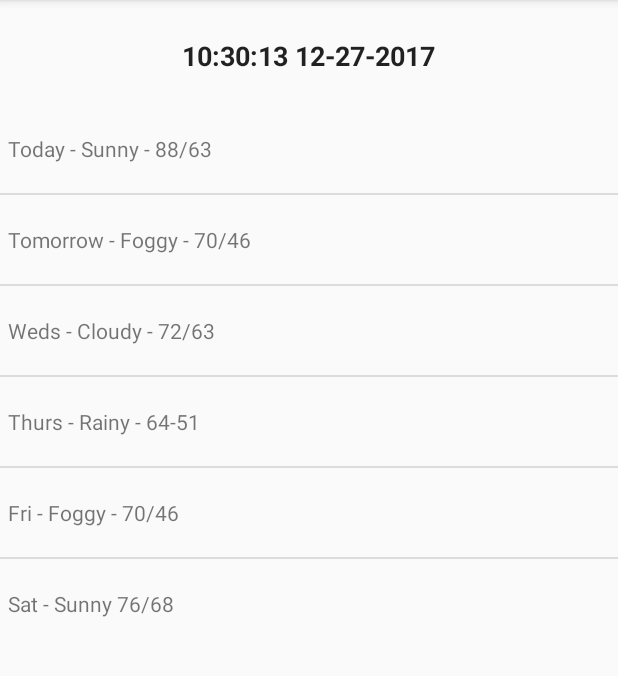
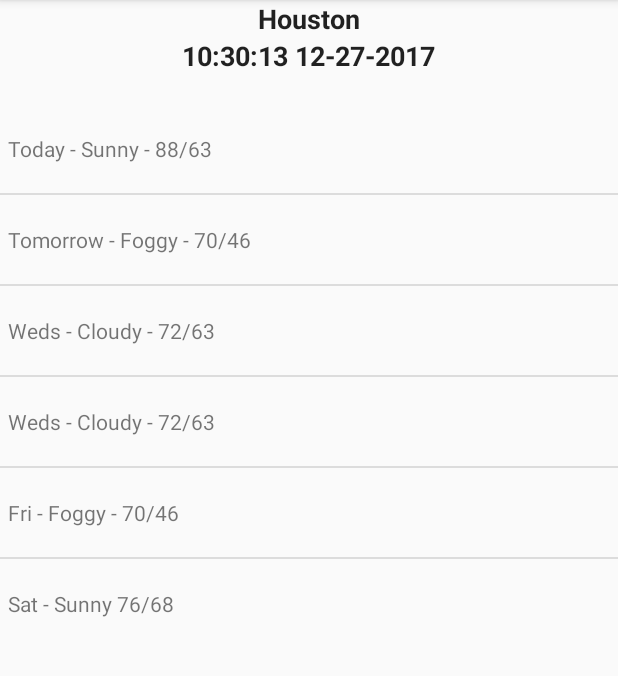
Before and after one commit to John-Sawicki/PhoneandTabletWeather, an Android app: the fragment ListFragment placed in its activity, in the options menu, after a tap on "Refresh", on a phone screen of 412 x 824 dp, the part 84-760 px from its top. Run offline under Robolectric (Android 15) with nearby library versions, the phone set to English and light mode, and no system bars.

Commit message:
saved all values on array. oncreate still causes duplicate values

```diff
--- a/app/src/main/java/app/cominjohnsawickitrkhp_identity_photo/linkedin/httpswww/phoneandtabletweather/ListFragment.java
+++ b/app/src/main/java/app/cominjohnsawickitrkhp_identity_photo/linkedin/httpswww/phoneandtabletweather/ListFragment.java
@@ -35,7 +35,7 @@ public class ListFragment extends Fragment {
                 "Today - Sunny - 88/63",
                 "Tomorrow - Foggy - 70/46",
                 "Weds - Cloudy - 72/63",
-                "Thurs - Rainy - 64-51",
+                "Weds - Cloudy - 72/63",
                 "Fri - Foggy - 70/46",
                 "Sat - Sunny 76/68"};
         List<String> weekForecast = new ArrayList<String>(Arrays.asList(weather));
--- a/app/src/main/java/app/cominjohnsawickitrkhp_identity_photo/linkedin/httpswww/phoneandtabletweather/MainActivity.java
+++ b/app/src/main/java/app/cominjohnsawickitrkhp_identity_photo/linkedin/httpswww/phoneandtabletweather/MainActivity.java
@@ -33,8 +33,10 @@ public class MainActivity extends AppCompatActivity {
     String url, zipCode ="77020", units="imperial";
     LinearLayout background;
     public String[] formattedString = new String[11];   //index 0-4 for detail and index 5-9 for list
-    SharedPreferences settings;
-    SharedPreferences.Editor editor;
+    public SharedPreferences settings;
+    public SharedPreferences.Editor editor;
+    SaveValues mSaveValues;
+    public boolean refreshed = false;
     @Override
     protected void onCreate(Bundle savedInstanceState) {
         settings = PreferenceManager.getDefaultSharedPreferences(getApplicationContext());
@@ -44,8 +46,8 @@ public class MainActivity extends AppCompatActivity {
         Log.d("start", "start");
         background =(LinearLayout)findViewById(R.id.background);
         mFragmentManager = getFragmentManager();
-        if(formattedString[0]==null) {  //only add the fragments the first time. after data is refreshed
-            Log.d("added  fragments", "index 0 is null");
+        if(!refreshed) {  //only add the fragments the first time. after data is refreshed
+            Log.d("added  fragments", "onCreate");
             mFragmentManager.beginTransaction().add(R.id.location_time_fragment, mLocationFragment).commit();
             mFragmentManager.beginTransaction().add(R.id.list_fragment, mListFragment).commit();
             mFragmentManager.beginTransaction().add(R.id.detail_fragment, mDetailFragment).commit();
@@ -73,6 +75,7 @@ public class MainActivity extends AppCompatActivity {
         @Override
         protected String[] doInBackground(String... strings) {
             String backGroundURL = strings[0];
+            refreshed= true;    //use formatted value strings
             try {
                 URL theURL = new URL(backGroundURL);
                 BufferedReader reader = new BufferedReader(new InputStreamReader(theURL.openConnection().getInputStream(), "UTF-8"));
@@ -138,25 +141,47 @@ public class MainActivity extends AppCompatActivity {
     protected void onPause() {  //save formatted string before the rotation
         super.onPause();
         Log.d("onPause", "onPause" );
-        if(formattedString[0]!=null) {
-            Log.d("test for null", "index 0 is not null");
+        if(refreshed) {
+            //mSaveValues.saveFormattedStrings(formattedString);  //saves values in shared pref
+            editor.putString("saved 0", formattedString[0]); // here string is the value you want to save
+            editor.putString("saved 1", formattedString[1]);
+            editor.putString("saved 2", formattedString[2]);
+            editor.putString("saved 3", formattedString[3]);
+            editor.putString("saved 4", formattedString[4]);
+            editor.putString("saved 5", formattedString[5]);
+            editor.putString("saved 6", formattedString[6]);
+            editor.putString("saved 7", formattedString[7]);
+            editor.putString("saved 8", formattedString[8]);
+            editor.putString("saved 9", formattedString[9]);
+            editor.putString("saved 10", formattedString[10]);
+            editor.putBoolean("refreshed",refreshed);
+            editor.commit();
+            Log.d("onPause index 0", settings.getString("saved 0", "Houston"));
         }
-        for(int i =0; i<formattedString.length; i++){
-            editor.putString("saved 6", formattedString[6]); // here string is the value you want to save
-        }
-        editor.commit();
     }
-
     @Override
     protected void onResume() {//clear arrayList and add values from formattedString
         super.onResume();
         //update if values are not null. when the program is first started array is empty and listFragment values are used
         Log.d("onResume", "onResume" );
-        Log.d("resume value 6", settings.getString("saved 6", "no shared pref"));
-        formattedString[6]=settings.getString("saved 6", "no shared pref");
-        Log.d("formatted string 6",  formattedString[6]);
-        if(formattedString[0]!=null){
-            Log.d("test for null", "index 0 is not null" );
+        //Log.d("resume value 6", settings.getString("saved 6", "no shared pref"));
+        //formattedString[6]=settings.getString("saved 6", "no shared pref");
+        //Log.d("test for null", "index 0 is not null" );
+        refreshed = settings.getBoolean("refreshed", false);
+        Log.d("refreshed value",""+refreshed );
+        if(refreshed) {//use share pref values if async task is used
+            formattedString[0]=settings.getString("saved 0", "Houston");
+            formattedString[1]=settings.getString("saved 1", "Today");
+            formattedString[2]=settings.getString("saved 2", "70");
+            formattedString[3]=settings.getString("saved 3", "50");
+            formattedString[4]=settings.getString("saved 4", "main");
+            formattedString[5]=settings.getString("saved 5", "icon");
+            formattedString[6]=settings.getString("saved 6", "Today - Sunny - 88/63");
+            formattedString[7]=settings.getString("saved 7", "Tomorrow - Foggy - 70/46");
+            formattedString[8]=settings.getString("saved 8", "Weds - Cloudy - 72/63");
+            formattedString[9]=settings.getString("saved 9", "Weds - Cloudy - 72/63");
+            formattedString[10]=settings.getString("saved 10", "Fri - Foggy - 70/46");
+            Log.d("formatted string 6",  formattedString[6]);
             mListFragment.updateList(formattedString);
             mLocationFragment.updateLocation(formattedString);
             mDetailFragment.updateDetail(formattedString);
```
Also changed, not shown: app/src/main/java/app/cominjohnsawickitrkhp_identity_photo/linkedin/httpswww/phoneandtabletweather/SaveValues.java (added, +43 -0 lines).
